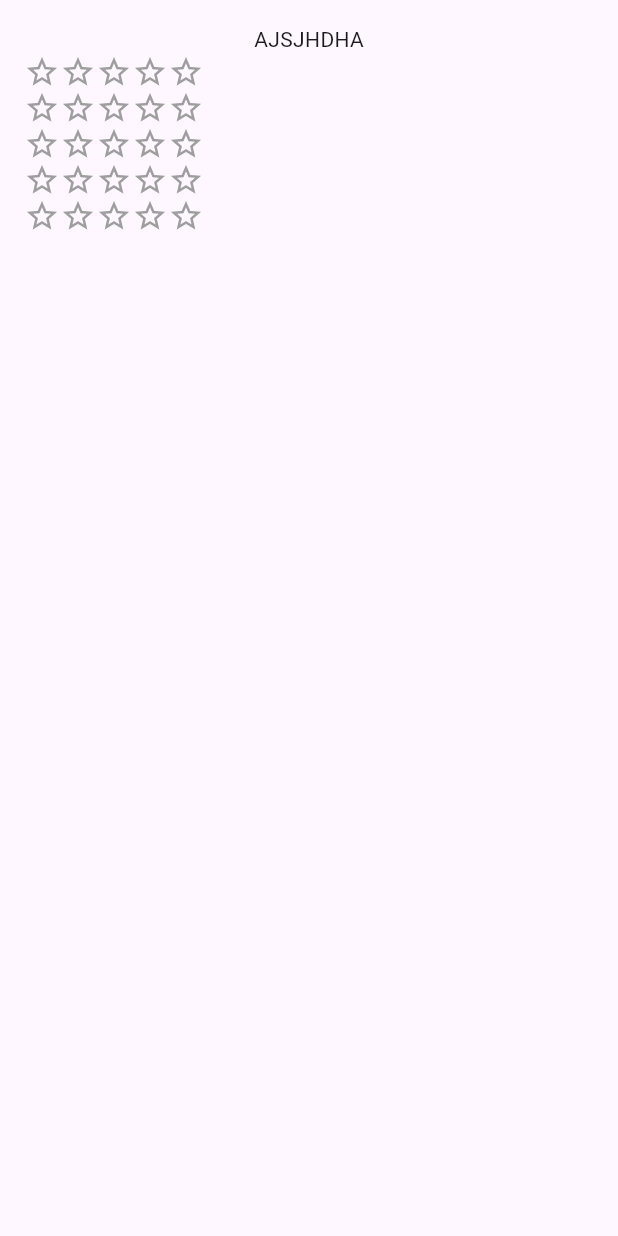
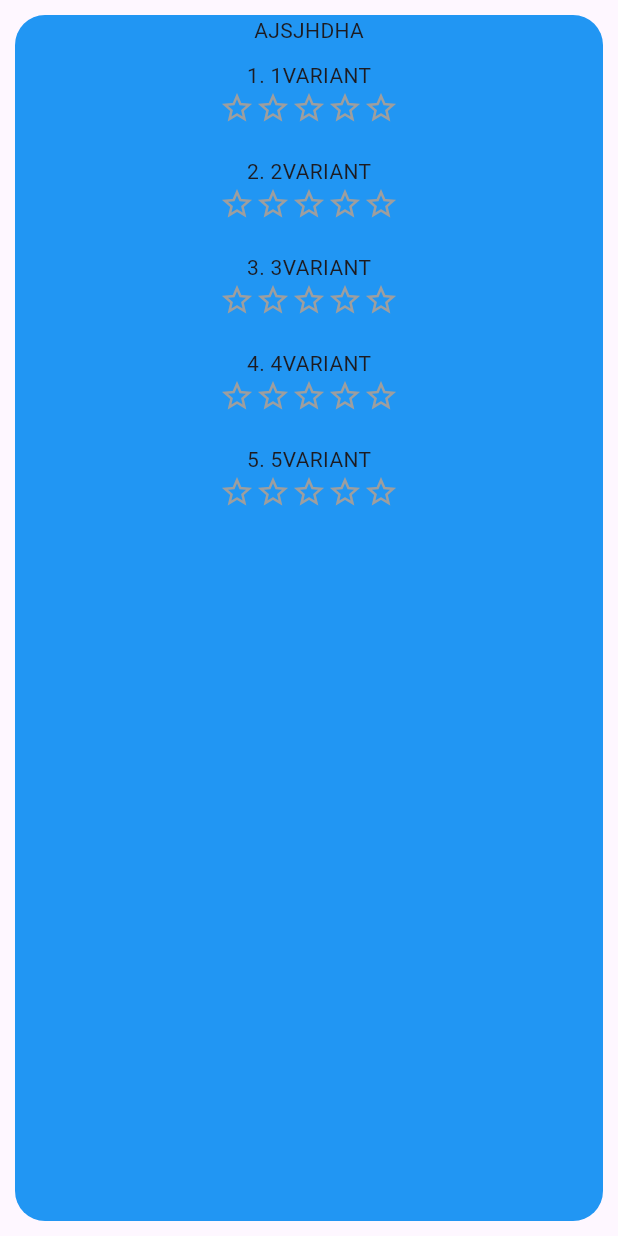
Before and after one commit to mathusha2023/t-polls-client, a Flutter app: the PollPage screen opened directly, on a phone screen of 412 x 824 dp. Run offline on Flutter 3.47's test engine with Material 3 defaults, Android fonts, the phone set to English and light mode, and no system bars.

Commit message:
best disign ++++

```diff
--- a/lib/resources/pages/poll_page.dart
+++ b/lib/resources/pages/poll_page.dart
@@ -1,5 +1,5 @@
 import 'package:flutter/material.dart';
-import 'package:t_polls_client/resources/widgets/stars_widget.dart';
+import 'package:t_polls_client/resources/widgets/answer_widget.dart';
 
 class PollPage extends StatefulWidget {
   PollPage({super.key});
@@ -22,10 +22,19 @@ class PollPage extends StatefulWidget {
 class _PollPageState extends State<PollPage> {
   @override
   Widget build(BuildContext context) {
+    double width = MediaQuery.of(context).size.width;
+
     return Scaffold(
       body: Padding(
-        padding: const EdgeInsets.all(
-          16.0,
+        padding: const EdgeInsets.all(10.0),
+        child: Center(
+          child: Container(
+            width: width > 800 ? 800 : width,
+            decoration: const BoxDecoration(
+              color: Colors.blue,
+              borderRadius: BorderRadius.all(
+                Radius.circular(20),
+              ),
             ),
             child: Column(
               children: [
@@ -33,14 +42,21 @@ class _PollPageState extends State<PollPage> {
                 Expanded(
                   child: ListView.builder(
                     itemCount: widget.poll["variants"].length,
-                itemBuilder: (context, index) => StarWidget(),
-                physics: NeverScrollableScrollPhysics(),
+                    itemBuilder: (context, index) => Padding(
+                      padding: const EdgeInsets.symmetric(vertical: 10.0),
+                      child: AnswerWidget(
+                        num: index + 1,
+                        text: widget.poll["variants"][index],
+                      ),
+                    ),
                     shrinkWrap: true,
                   ),
                 ),
               ],
             ),
           ),
+        ),
+      ),
     );
   }
 }
--- a/lib/resources/widgets/answer_widget.dart
+++ b/lib/resources/widgets/answer_widget.dart
@@ -1,10 +1,18 @@
 import 'package:flutter/material.dart';
+import 'package:t_polls_client/resources/widgets/stars_widget.dart';
 
 class AnswerWidget extends StatelessWidget {
-  const AnswerWidget({super.key});
+  const AnswerWidget({super.key, required this.text, required this.num});
+  final int num;
+  final String text;
 
   @override
   Widget build(BuildContext context) {
-    return const Placeholder();
+    return Column(
+      children: [
+        Text("$num. $text"),
+        const StarWidget(),
+      ],
+    );
   }
 }
--- a/lib/resources/widgets/stars_widget.dart
+++ b/lib/resources/widgets/stars_widget.dart
@@ -13,6 +13,7 @@ class _StarWidgetState extends State<StarWidget> {
   @override
   Widget build(BuildContext context) {
     return Row(
+      mainAxisSize: MainAxisSize.min,
       children: List.generate(
         5,
         (index) => InkWell(
```
Lines whose indentation alone changed are shown as unchanged.
